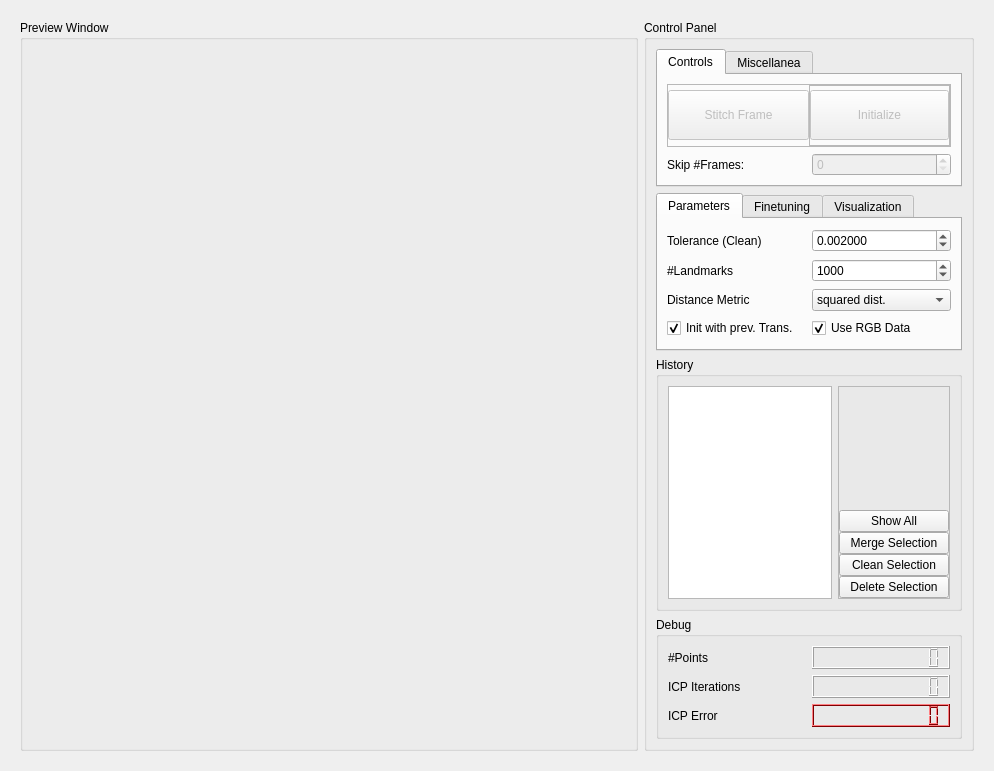
Before: the Qt Designer form master/seminar/StitchingWidget.ui in anygo/uniprojectsdn, drawn with Qt 5.
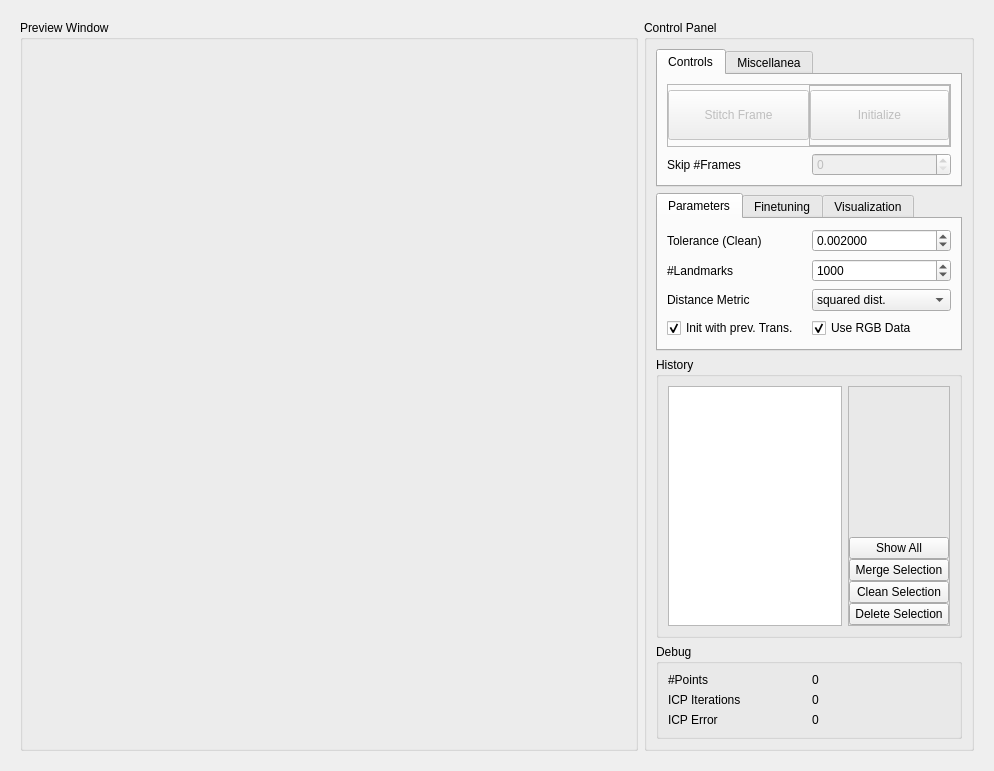
After: the same form once the commit is applied. Custom widgets are drawn as their Qt base class.

The edit to the form file:
```diff
--- a/master/seminar/StitchingWidget.ui
+++ b/master/seminar/StitchingWidget.ui
@@ -178,7 +178,7 @@
              <item row="1" column="0">
               <widget class="QLabel" name="label_13">
                <property name="text">
-                <string>Skip #Frames:</string>
+                <string>Skip #Frames</string>
                </property>
               </widget>
              </item>
@@ -608,6 +608,12 @@
               <property name="selectionMode">
                <enum>QAbstractItemView::ExtendedSelection</enum>
               </property>
+              <property name="viewMode">
+               <enum>QListView::ListMode</enum>
+              </property>
+              <property name="selectionRectVisible">
+               <bool>false</bool>
+              </property>
              </widget>
             </item>
             <item row="0" column="1">
@@ -648,7 +654,7 @@
                 <widget class="QPushButton" name="m_PushButtonHistoryShowAll">
                  <property name="minimumSize">
                   <size>
-                   <width>110</width>
+                   <width>100</width>
                    <height>0</height>
                   </size>
                  </property>
@@ -697,6 +703,33 @@
               </property>
              </widget>
             </item>
+            <item row="0" column="0">
+             <widget class="QLabel" name="label_8">
+              <property name="text">
+               <string>#Points</string>
+              </property>
+             </widget>
+            </item>
+            <item row="0" column="1">
+             <widget class="QLabel" name="m_LabelNumberOfPoints">
+              <property name="frameShadow">
+               <enum>QFrame::Plain</enum>
+              </property>
+              <property name="text">
+               <string>0</string>
+              </property>
+             </widget>
+            </item>
+            <item row="2" column="1">
+             <widget class="QLabel" name="m_LabelICPError">
+              <property name="frameShadow">
+               <enum>QFrame::Plain</enum>
+              </property>
+              <property name="text">
+               <string>0</string>
+              </property>
+             </widget>
+            </item>
             <item row="2" column="0">
              <widget class="QLabel" name="label_5">
               <property name="text">
@@ -705,471 +738,12 @@
              </widget>
             </item>
             <item row="1" column="1">
-             <widget class="QLCDNumber" name="m_lcdNumberICPIterations">
-              <property name="smallDecimalPoint">
-               <bool>true</bool>
+             <widget class="QLabel" name="m_LabelICPIterations">
+              <property name="frameShadow">
+               <enum>QFrame::Plain</enum>
               </property>
-              <property name="numDigits">
-               <number>10</number>
-              </property>
-             </widget>
-            </item>
-            <item row="2" column="1">
-             <widget class="QLCDNumber" name="m_lcdNumberICPError">
-              <property name="palette">
-               <palette>
-                <active>
-                 <colorrole role="WindowText">
-                  <brush brushstyle="SolidPattern">
-                   <color alpha="255">
-                    <red>0</red>
-                    <green>0</green>
-                    <blue>0</blue>
-                   </color>
-                  </brush>
-                 </colorrole>
-                 <colorrole role="Button">
-                  <brush brushstyle="SolidPattern">
-                   <color alpha="255">
-                    <red>255</red>
-                    <green>0</green>
-                    <blue>4</blue>
-                   </color>
-                  </brush>
-                 </colorrole>
-                 <colorrole role="Light">
-                  <brush brushstyle="SolidPattern">
-                   <color alpha="255">
-                    <red>255</red>
-                    <green>127</green>
-                    <blue>130</blue>
-                   </color>
-                  </brush>
-                 </colorrole>
-                 <colorrole role="Midlight">
-                  <brush brushstyle="SolidPattern">
-                   <color alpha="255">
-                    <red>255</red>
-                    <green>63</green>
-                    <blue>67</blue>
-                   </color>
-                  </brush>
-                 </colorrole>
-                 <colorrole role="Dark">
-                  <brush brushstyle="SolidPattern">
-                   <color alpha="255">
-                    <red>127</red>
-                    <green>0</green>
-                    <blue>2</blue>
-                   </color>
-                  </brush>
-                 </colorrole>
-                 <colorrole role="Mid">
-                  <brush brushstyle="SolidPattern">
-                   <color alpha="255">
-                    <red>170</red>
-                    <green>0</green>
-                    <blue>2</blue>
-                   </color>
-                  </brush>
-                 </colorrole>
-                 <colorrole role="Text">
-                  <brush brushstyle="SolidPattern">
-                   <color alpha="255">
-                    <red>0</red>
-                    <green>0</green>
-                    <blue>0</blue>
-                   </color>
-                  </brush>
-                 </colorrole>
-                 <colorrole role="BrightText">
-                  <brush brushstyle="SolidPattern">
-                   <color alpha="255">
-                    <red>255</red>
-                    <green>255</green>
-                    <blue>255</blue>
-                   </color>
-                  </brush>
-                 </colorrole>
-                 <colorrole role="ButtonText">
-                  <brush brushstyle="SolidPattern">
-                   <color alpha="255">
-                    <red>0</red>
-                    <green>0</green>
-                    <blue>0</blue>
-                   </color>
-                  </brush>
-                 </colorrole>
-                 <colorrole role="Base">
-                  <brush brushstyle="SolidPattern">
-                   <color alpha="255">
-                    <red>255</red>
-                    <green>255</green>
-                    <blue>255</blue>
-                   </color>
-                  </brush>
-                 </colorrole>
-                 <colorrole role="Window">
-                  <brush brushstyle="SolidPattern">
-                   <color alpha="255">
-                    <red>255</red>
-                    <green>0</green>
-                    <blue>4</blue>
-                   </color>
-                  </brush>
-                 </colorrole>
-                 <colorrole role="Shadow">
-                  <brush brushstyle="SolidPattern">
-                   <color alpha="255">
-                    <red>0</red>
-                    <green>0</green>
-                    <blue>0</blue>
-                   </color>
-                  </brush>
-                 </colorrole>
-                 <colorrole role="AlternateBase">
-                  <brush brushstyle="SolidPattern">
-                   <color alpha="255">
-                    <red>255</red>
-                    <green>127</green>
-                    <blue>129</blue>
-                   </color>
-                  </brush>
-                 </colorrole>
-                 <colorrole role="ToolTipBase">
-                  <brush brushstyle="SolidPattern">
-                   <color alpha="255">
-                    <red>255</red>
-                    <green>255</green>
-                    <blue>220</blue>
-                   </color>
-                  </brush>
-                 </colorrole>
-                 <colorrole role="ToolTipText">
-                  <brush brushstyle="SolidPattern">
-                   <color alpha="255">
-                    <red>0</red>
-                    <green>0</green>
-                    <blue>0</blue>
-                   </color>
-                  </brush>
-                 </colorrole>
-                </active>
-                <inactive>
-                 <colorrole role="WindowText">
-                  <brush brushstyle="SolidPattern">
-                   <color alpha="255">
-                    <red>0</red>
-                    <green>0</green>
-                    <blue>0</blue>
-                   </color>
-                  </brush>
-                 </colorrole>
-                 <colorrole role="Button">
-                  <brush brushstyle="SolidPattern">
-                   <color alpha="255">
-                    <red>255</red>
-                    <green>0</green>
-                    <blue>4</blue>
-                   </color>
-                  </brush>
-                 </colorrole>
-                 <colorrole role="Light">
-                  <brush brushstyle="SolidPattern">
-                   <color alpha="255">
-                    <red>255</red>
-                    <green>127</green>
-                    <blue>130</blue>
-                   </color>
-                  </brush>
-                 </colorrole>
-                 <colorrole role="Midlight">
-                  <brush brushstyle="SolidPattern">
-                   <color alpha="255">
-                    <red>255</red>
-                    <green>63</green>
-                    <blue>67</blue>
-                   </color>
-                  </brush>
-                 </colorrole>
-                 <colorrole role="Dark">
-                  <brush brushstyle="SolidPattern">
-                   <color alpha="255">
-                    <red>127</red>
-                    <green>0</green>
-                    <blue>2</blue>
-                   </color>
-                  </brush>
-                 </colorrole>
-                 <colorrole role="Mid">
-                  <brush brushstyle="SolidPattern">
-                   <color alpha="255">
-                    <red>170</red>
-                    <green>0</green>
-                    <blue>2</blue>
-                   </color>
-                  </brush>
-                 </colorrole>
-                 <colorrole role="Text">
-                  <brush brushstyle="SolidPattern">
-                   <color alpha="255">
-                    <red>0</red>
-                    <green>0</green>
-                    <blue>0</blue>
-                   </color>
-                  </brush>
-                 </colorrole>
-                 <colorrole role="BrightText">
-                  <brush brushstyle="SolidPattern">
-                   <color alpha="255">
-                    <red>255</red>
-                    <green>255</green>
-                    <blue>255</blue>
-                   </color>
-                  </brush>
-                 </colorrole>
-                 <colorrole role="ButtonText">
-                  <brush brushstyle="SolidPattern">
-                   <color alpha="255">
-                    <red>0</red>
-                    <green>0</green>
-                    <blue>0</blue>
-                   </color>
-                  </brush>
-                 </colorrole>
-                 <colorrole role="Base">
-                  <brush brushstyle="SolidPattern">
-                   <color alpha="255">
-                    <red>255</red>
-                    <green>255</green>
-                    <blue>255</blue>
-                   </color>
-                  </brush>
-                 </colorrole>
-                 <colorrole role="Window">
-                  <brush brushstyle="SolidPattern">
-                   <color alpha="255">
-                    <red>255</red>
-                    <green>0</green>
-                    <blue>4</blue>
-                   </color>
-                  </brush>
-                 </colorrole>
-                 <colorrole role="Shadow">
-                  <brush brushstyle="SolidPattern">
-                   <color alpha="255">
-                    <red>0</red>
-                    <green>0</green>
-                    <blue>0</blue>
-                   </color>
-                  </brush>
-                 </colorrole>
-                 <colorrole role="AlternateBase">
-                  <brush brushstyle="SolidPattern">
-                   <color alpha="255">
-                    <red>255</red>
-                    <green>127</green>
-                    <blue>129</blue>
-                   </color>
-                  </brush>
-                 </colorrole>
-                 <colorrole role="ToolTipBase">
-                  <brush brushstyle="SolidPattern">
-                   <color alpha="255">
-                    <red>255</red>
-                    <green>255</green>
-                    <blue>220</blue>
-                   </color>
-                  </brush>
-                 </colorrole>
-                 <colorrole role="ToolTipText">
-                  <brush brushstyle="SolidPattern">
-                   <color alpha="255">
-                    <red>0</red>
-                    <green>0</green>
-                    <blue>0</blue>
-                   </color>
-                  </brush>
-                 </colorrole>
-                </inactive>
-                <disabled>
-                 <colorrole role="WindowText">
-                  <brush brushstyle="SolidPattern">
-                   <color alpha="255">
-                    <red>127</red>
-                    <green>0</green>
-                    <blue>2</blue>
-                   </color>
-                  </brush>
-                 </colorrole>
-                 <colorrole role="Button">
-                  <brush brushstyle="SolidPattern">
-                   <color alpha="255">
-                    <red>255</red>
-                    <green>0</green>
-                    <blue>4</blue>
-                   </color>
-                  </brush>
-                 </colorrole>
-                 <colorrole role="Light">
-                  <brush brushstyle="SolidPattern">
-                   <color alpha="255">
-                    <red>255</red>
-                    <green>127</green>
-                    <blue>130</blue>
-                   </color>
-                  </brush>
-                 </colorrole>
-                 <colorrole role="Midlight">
-                  <brush brushstyle="SolidPattern">
-                   <color alpha="255">
-                    <red>255</red>
-                    <green>63</green>
-                    <blue>67</blue>
-                   </color>
-                  </brush>
-                 </colorrole>
-                 <colorrole role="Dark">
-                  <brush brushstyle="SolidPattern">
-                   <color alpha="255">
-                    <red>127</red>
-                    <green>0</green>
-                    <blue>2</blue>
-                   </color>
-                  </brush>
-                 </colorrole>
-                 <colorrole role="Mid">
-                  <brush brushstyle="SolidPattern">
-                   <color alpha="255">
-                    <red>170</red>
-                    <green>0</green>
-                    <blue>2</blue>
-                   </color>
-                  </brush>
-                 </colorrole>
-                 <colorrole role="Text">
-                  <brush brushstyle="SolidPattern">
-                   <color alpha="255">
-                    <red>127</red>
-                    <green>0</green>
-                    <blue>2</blue>
-                   </color>
-                  </brush>
-                 </colorrole>
-                 <colorrole role="BrightText">
-                  <brush brushstyle="SolidPattern">
-                   <color alpha="255">
-                    <red>255</red>
-                    <green>255</green>
-                    <blue>255</blue>
-                   </color>
-                  </brush>
-                 </colorrole>
-                 <colorrole role="ButtonText">
-                  <brush brushstyle="SolidPattern">
-                   <color alpha="255">
-                    <red>127</red>
-                    <green>0</green>
-                    <blue>2</blue>
-                   </color>
-                  </brush>
-                 </colorrole>
-                 <colorrole role="Base">
-                  <brush brushstyle="SolidPattern">
-                   <color alpha="255">
-                    <red>255</red>
-                    <green>0</green>
-                    <blue>4</blue>
-                   </color>
-                  </brush>
-                 </colorrole>
-                 <colorrole role="Window">
-                  <brush brushstyle="SolidPattern">
-                   <color alpha="255">
-                    <red>255</red>
-                    <green>0</green>
-                    <blue>4</blue>
-                   </color>
-                  </brush>
-                 </colorrole>
-                 <colorrole role="Shadow">
-                  <brush brushstyle="SolidPattern">
-                   <color alpha="255">
-                    <red>0</red>
-                    <green>0</green>
-                    <blue>0</blue>
-                   </color>
-                  </brush>
-                 </colorrole>
-                 <colorrole role="AlternateBase">
-                  <brush brushstyle="SolidPattern">
-                   <color alpha="255">
-                    <red>255</red>
-                    <green>0</green>
-                    <blue>4</blue>
-                   </color>
-                  </brush>
-                 </colorrole>
-                 <colorrole role="ToolTipBase">
-                  <brush brushstyle="SolidPattern">
-                   <color alpha="255">
-                    <red>255</red>
-                    <green>255</green>
-                    <blue>220</blue>
-                   </color>
-                  </brush>
-                 </colorrole>
-                 <colorrole role="ToolTipText">
-                  <brush brushstyle="SolidPattern">
-                   <color alpha="255">
-                    <red>0</red>
-                    <green>0</green>
-                    <blue>0</blue>
-                   </color>
-                  </brush>
-                 </colorrole>
-                </disabled>
-               </palette>
-              </property>
-              <property name="font">
-               <font>
-                <weight>50</weight>
-                <italic>false</italic>
-                <bold>false</bold>
-                <kerning>true</kerning>
-               </font>
-              </property>
-              <property name="smallDecimalPoint">
-               <bool>true</bool>
-              </property>
-              <property name="numDigits">
-               <number>10</number>
-              </property>
-              <property name="mode">
-               <enum>QLCDNumber::Dec</enum>
-              </property>
-              <property name="segmentStyle">
-               <enum>QLCDNumber::Filled</enum>
-              </property>
-              <property name="value" stdset="0">
-               <double>0.000000000000000</double>
-              </property>
-             </widget>
-            </item>
-            <item row="0" column="1">
-             <widget class="QLCDNumber" name="m_lcdNumberPointsInWorld">
-              <property name="smallDecimalPoint">
-               <bool>true</bool>
-              </property>
-              <property name="numDigits">
-               <number>10</number>
-              </property>
-             </widget>
-            </item>
-            <item row="0" column="0">
-             <widget class="QLabel" name="label_8">
               <property name="text">
-               <string>#Points</string>
+               <string>0</string>
               </property>
              </widget>
             </item>
```
Left out of the diff: 16 changed lines with no effect on the pictures.
